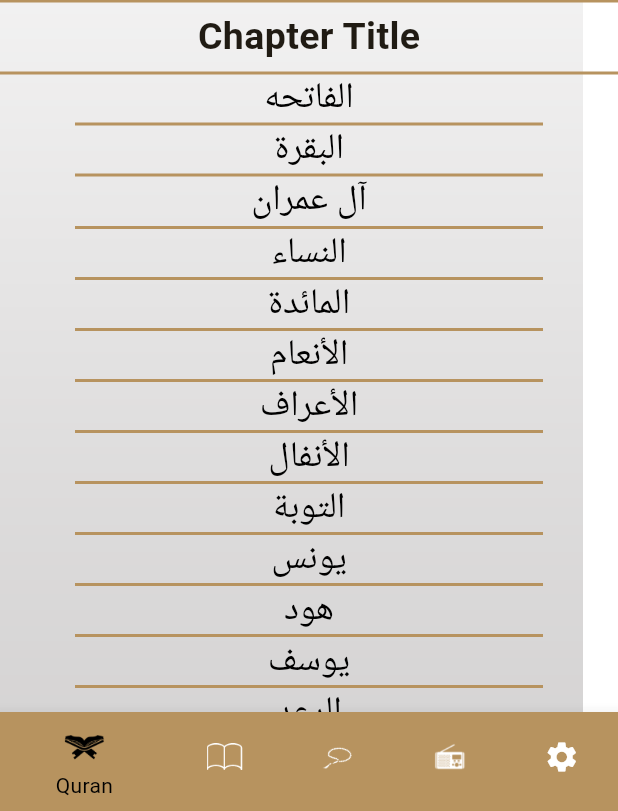
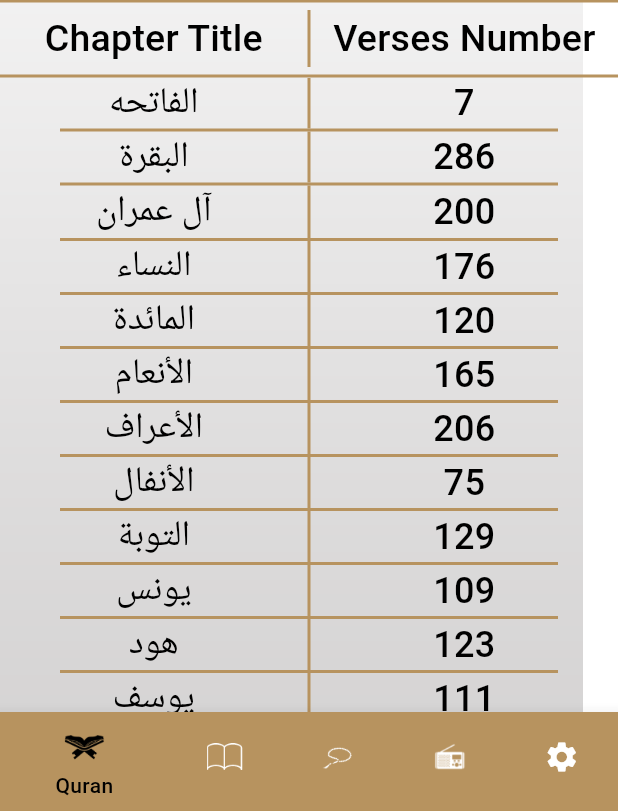
Before and after one commit to zeinabmostafa1/Islame_App, a Flutter app: the screen it shows after launch, on a phone screen of 412 x 824 dp, the part 425-1236 px from its top. Run offline on Flutter 3.47's test engine with Material 3 defaults, Android fonts, the phone set to English and light mode, and no system bars; generated files the repository leaves out were written again; Roboto replaces fonts that are missing (Messiri).

Commit message:
feat: edit myThemeData

```diff
--- a/lib/core/theme/my_theme.dart
+++ b/lib/core/theme/my_theme.dart
@@ -13,15 +13,16 @@ class MyThemeData {
               fontWeight: FontWeight.bold,
               fontFamily: 'Messiri'),
           titleMedium: TextStyle(
-              fontSize: 30,
+              fontSize: 25,
               color: Colors.black,
               fontWeight: FontWeight.w500,
               fontFamily: 'Messiri'),
-          labelMedium: TextStyle(
+          bodyMedium: TextStyle(
               fontSize: 24,
               color: Colors.black,
               fontWeight: FontWeight.w500,
-              fontFamily: 'Messiri')),
+             )),
+
       bottomNavigationBarTheme: BottomNavigationBarThemeData(
           backgroundColor: lightPrimaryColor,
           unselectedItemColor: Colors.white,
@@ -46,6 +47,9 @@ class MyThemeData {
         color: Colors.white,
         surfaceTintColor: null,
       ),
+      bottomSheetTheme: BottomSheetThemeData(
+        backgroundColor: Colors.white
+      ),
       colorScheme: ColorScheme.fromSeed(
           seedColor: Color(0xffB7935F),
           primary: Color(0xffB7935F),
@@ -61,7 +65,7 @@ class MyThemeData {
               fontWeight: FontWeight.bold,
               fontFamily: 'Messiri'),
           titleMedium: TextStyle(
-              fontSize: 30,
+              fontSize: 25,
               color: Colors.white,
               fontWeight: FontWeight.w500,
               fontFamily: 'Messiri'),
@@ -69,7 +73,7 @@ class MyThemeData {
               fontSize: 24,
               color: Colors.white,
               fontWeight: FontWeight.w500,
-              fontFamily: 'Messiri')
+              )
       ),
       bottomNavigationBarTheme: BottomNavigationBarThemeData(
           backgroundColor: darkPrimaryColor,
@@ -95,6 +99,7 @@ class MyThemeData {
         color: darkPrimaryColor,
         surfaceTintColor: null,
       ),
+      bottomSheetTheme: BottomSheetThemeData(backgroundColor: darkPrimaryColor),
       colorScheme: ColorScheme.fromSeed(
           seedColor: darkPrimaryColor,
           primary: darkPrimaryColor,
--- a/lib/core/utils/default_screen.dart
+++ b/lib/core/utils/default_screen.dart
@@ -1,4 +1,6 @@
 import 'package:flutter/material.dart';
+import 'package:islame_app/ui/providers/theme_provider.dart';
+import 'package:provider/provider.dart';
 
 import 'assets_manager.dart';
 
@@ -8,8 +10,10 @@ class DefaultScreen extends StatelessWidget {
 
   @override
   Widget build(BuildContext context) {
+    ThemeProvider provider = Provider.of<ThemeProvider>(context);
+    bool isDark = provider.isDarkEnabled();
     return Stack(children: [
-      Image.asset(getImagePath('default_bg.png')),
+      Image.asset(getImagePath(isDark? 'dark_bg.png' : 'default_bg.png')),
       body
     ]);
   }
--- a/lib/main.dart
+++ b/lib/main.dart
@@ -1,13 +1,21 @@
+
 import 'package:flutter/material.dart';
 import 'package:islame_app/core/theme/my_theme.dart';
 import 'package:islame_app/ui/home/hadeth/hadeth_details.dart';
 import 'package:islame_app/ui/home/home_screen.dart';
 import 'package:islame_app/ui/home/quraan/chapter_details/chapter_details.dart';
+import 'package:islame_app/ui/providers/theme_provider.dart';
 import 'package:islame_app/ui/splash/splash_screen.dart';
 import 'package:flutter_gen/gen_l10n/app_localizations.dart';
+import 'package:provider/provider.dart';
+
+import 'ui/providers/locale_provider.dart';
 
 void main() {
-  runApp(const MyApp());
+  runApp(MultiProvider(providers: [
+    ChangeNotifierProvider(create: (context) => ThemeProvider()),
+    ChangeNotifierProvider(create: (context) => LocaleProvider()),
+  ], child: const MyApp()));
 }
 
 class MyApp extends StatelessWidget {
@@ -15,20 +23,23 @@ class MyApp extends StatelessWidget {
 
   @override
   Widget build(BuildContext context) {
+    ThemeProvider themeProvider = Provider.of<ThemeProvider>(context);
+    LocaleProvider localeProvider = Provider.of<LocaleProvider>(context);
     return MaterialApp(
       debugShowCheckedModeBanner: false,
       initialRoute: SplashScreen.routeName,
       routes: {
-        SplashScreen.routeName : (_) => SplashScreen(),
-        HomeScreen.routeName : (_) => HomeScreen(),
-        ChapterDetails.routeName : (_) => ChapterDetails(),
-        HadethDetails.routeName : (_) => HadethDetails(),
+        SplashScreen.routeName: (_) => SplashScreen(),
+        HomeScreen.routeName: (_) => HomeScreen(),
+        ChapterDetails.routeName: (_) => ChapterDetails(),
+        HadethDetails.routeName: (_) => HadethDetails(),
       },
       theme: MyThemeData.lightTheme,
-
+      darkTheme: MyThemeData.darkTheme,
+      themeMode: themeProvider.currentTheme,
       localizationsDelegates: AppLocalizations.localizationsDelegates,
       supportedLocales: AppLocalizations.supportedLocales,
-      locale: Locale('en'),
+      locale: Locale(localeProvider.currentLocale),
     );
   }
 }
--- a/lib/ui/home/hadeth/hadeth_tab.dart
+++ b/lib/ui/home/hadeth/hadeth_tab.dart
@@ -37,7 +37,7 @@ List<Hadeth> allHadeth = [];
           padding: const EdgeInsets.symmetric(vertical: 5),
           child: Text(
             AppLocalizations.of(context)!.hadethTitle,
-            style: TextStyle(fontSize: 25, fontWeight: FontWeight.bold),
+            style: Theme.of(context).textTheme.titleMedium,
           ),
         ),
         Container(
--- a/lib/ui/home/hadeth/hadeth_title.dart
+++ b/lib/ui/home/hadeth/hadeth_title.dart
@@ -18,7 +18,7 @@ class HadethTitle extends StatelessWidget {
       child: Text(
         hadeth.title,
         textAlign: TextAlign.center,
-        style: Theme.of(context).textTheme.titleMedium
+        style: Theme.of(context).textTheme.bodyMedium
       ),
     );
   }
--- a/lib/ui/home/quraan/chapter_title.dart
+++ b/lib/ui/home/quraan/chapter_title.dart
@@ -1,11 +1,13 @@
 import 'package:flutter/material.dart';
+import 'package:islame_app/core/theme/my_theme.dart';
 import 'package:islame_app/ui/home/quraan/chapter_details/chapter_details.dart';
 
 class ChapterTitle extends StatelessWidget {
   String title;
   int index;
+  int versesNumber;
 
-  ChapterTitle(this.title, this.index);
+  ChapterTitle(this.title, this.index, this.versesNumber);
 
   @override
   Widget build(BuildContext context) {
@@ -14,10 +16,29 @@ class ChapterTitle extends StatelessWidget {
         Navigator.pushNamed(context, ChapterDetails.routeName,
             arguments: ChapterDetailsArgs(index, title));
       },
-      child: Text(
-        title,
-        textAlign: TextAlign.center,
-        style: Theme.of(context).textTheme.labelMedium
+      child: IntrinsicHeight(
+        child: Row(
+          children: [
+            Expanded(
+              child: Container(
+                alignment: Alignment.center,
+                child: Text(
+                  title,
+                  textAlign: TextAlign.center,
+                  style: Theme.of(context).textTheme.bodyMedium
+                ),
+              ),
+            ),
+            Container(
+              width: 2,
+              color: MyThemeData.lightPrimaryColor,
+            ),
+            Expanded(child: Container(
+              alignment: Alignment.center,
+              child: Text('$versesNumber', style: Theme.of(context).textTheme.bodyMedium,),
+            ))
+          ],
+        ),
       ),
     );
   }
--- a/lib/ui/home/quraan/quraan_tab.dart
+++ b/lib/ui/home/quraan/quraan_tab.dart
@@ -122,6 +122,10 @@ class QuraanTab extends StatelessWidget {
     "الفلق",
     "الناس"
   ];
+  List<int> versesNumber = [7,286,200,176,120,165,206,75,129,109,123,111,43,52,99,128,111,110,98,135,112,78,118,64,77,227,93,88,
+    69,60,34,30,73,54,45,83,182,88,75,85,54,53,89,59,37,35,38,29,18,45,60,49,62,55,78,96,29,22,24,13,14,11,11,18,12,12,30,52,52,
+    44,28,28,20,56,40,31,50,40,46,42,29,19,36,25,22,17,19,26,30,20,15,21,11,8,5,19,5,8,8,11,11,8,3,9,5,4,6,3,6,3,5,4,5,6
+  ];
 
   @override
   Widget build(BuildContext context) {
@@ -135,9 +139,29 @@ class QuraanTab extends StatelessWidget {
         ),
         Padding(
           padding: const EdgeInsets.symmetric(vertical: 5),
-          child: Text(
-            AppLocalizations.of(context)!.chapterTitle,
-            style: TextStyle(fontSize: 25, fontWeight: FontWeight.bold),
+          child: IntrinsicHeight(
+            child: Row(
+              children: [
+                Expanded(
+                  child: Container(
+                    alignment: Alignment.center,
+                    child: Text(
+                      AppLocalizations.of(context)!.chapterTitle,
+                      style: Theme.of(context).textTheme.titleMedium,
+                    ),
+                  ),
+
+                ),
+                Container(
+                  width: 2,
+                  color: Theme.of(context).colorScheme.primary,
+                ),
+                Expanded(child: Container(
+                  alignment: Alignment.center,
+                  child: Text(AppLocalizations.of(context)!.versesNumber , style: Theme.of(context).textTheme.titleMedium,),
+                ))
+              ],
+            ),
           ),
         ),
         Container(
@@ -152,11 +176,11 @@ class QuraanTab extends StatelessWidget {
                   color: MyThemeData.lightPrimaryColor,
                   width: double.infinity,
                   height: 2,
-                  margin: EdgeInsets.symmetric(horizontal: 50),
+                  margin: EdgeInsets.symmetric(horizontal: 40),
                 );
               },
           itemBuilder: (context, index) {
-            return ChapterTitle(chapters[index], index);
+            return ChapterTitle(chapters[index], index, versesNumber[index]);
           },
           itemCount: chapters.length,
         ))
--- a/lib/ui/providers/locale_provider.dart
+++ b/lib/ui/providers/locale_provider.dart
@@ -0,0 +1,10 @@
+import 'package:flutter/material.dart';
+
+class LocaleProvider extends ChangeNotifier{
+String currentLocale = 'en';
+
+void changeLocale (String newLocale){
+  currentLocale = newLocale;
+  notifyListeners();
+}
+}
--- a/lib/ui/providers/theme_provider.dart
+++ b/lib/ui/providers/theme_provider.dart
@@ -0,0 +1,14 @@
+import 'package:flutter/material.dart';
+
+class ThemeProvider extends ChangeNotifier{
+  ThemeMode currentTheme = ThemeMode.light;
+
+  void changeTheme (ThemeMode newTheme){
+    currentTheme = newTheme;
+    notifyListeners();
+}
+
+  bool isDarkEnabled() {
+    return currentTheme == ThemeMode.dark;
+  }
+}
--- a/pubspec.yaml
+++ b/pubspec.yaml
@@ -37,6 +37,7 @@ dependencies:
   # The following adds the Cupertino Icons font to your application.
   # Use with the CupertinoIcons class for iOS style icons.
   cupertino_icons: ^1.0.2
+  provider: ^6.1.4
 
 dev_dependencies:
   flutter_test:
```
Also changed, not shown: lib/l10n/app_ar.arb (+6 -1 lines), lib/l10n/app_en.arb (+6 -1 lines), lib/ui/home/settings/settings_tab.dart (+13 -4 lines), lib/ui/home/widgets/language_bottom_sheet.dart (+14 -12 lines), lib/ui/home/widgets/theme_bottom_sheet.dart (+26 -22 lines), pubspec.lock.
